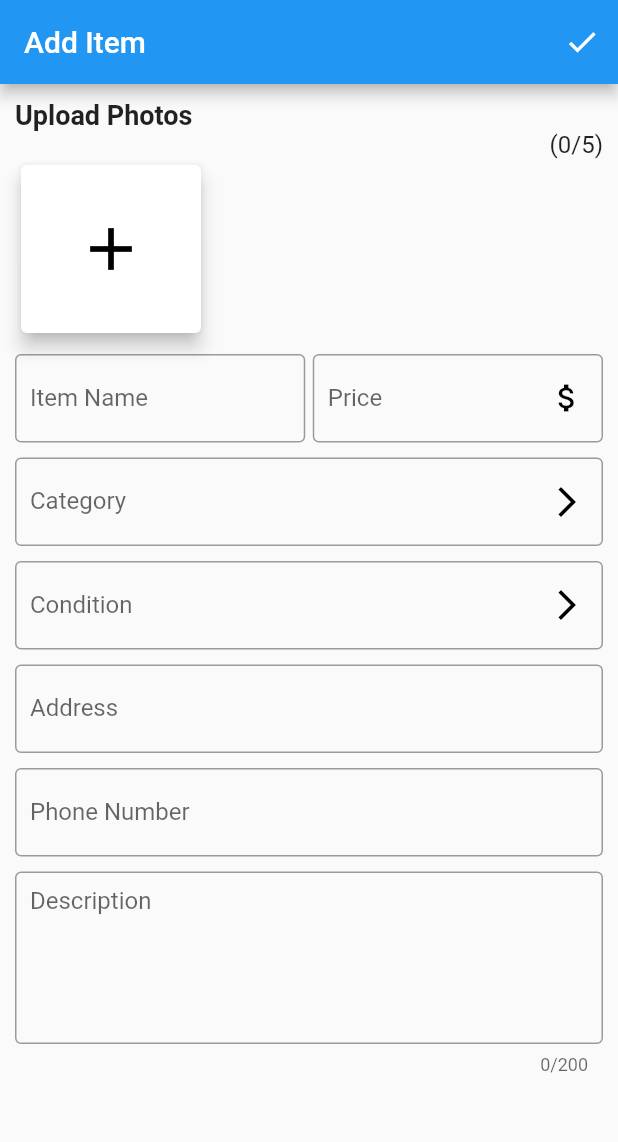
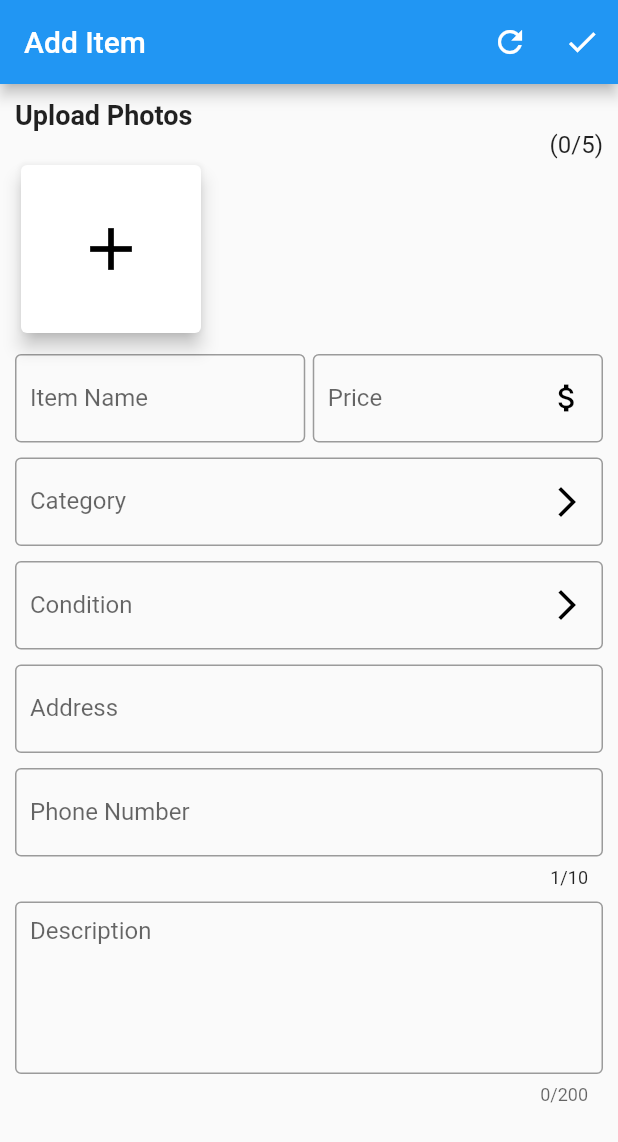
Before and after one commit to Atlas8981/mygoods_flutter, a Flutter app: the AddPage screen opened directly, on a phone screen of 412 x 824 dp. Shown: the top 1142 px of the screen. Run offline on Flutter 3.47's test engine with Material 2 defaults, Android fonts, the phone set to English and light mode, and no system bars; our stand-ins replace cached_network_image, carousel_slider, cloud_firestore, dots_indicator, firebase_auth, firebase_core and 5 more; accounts and stored records are empty; network calls fail.

Commit message:
minor change

```diff
--- a/lib/components/ClickableTextField.dart
+++ b/lib/components/ClickableTextField.dart
@@ -52,9 +52,6 @@ class _ClickableTextFieldState extends State<ClickableTextField> {
         labelText: widget.labelText,
         prefixText: widget.prefix,
         border: OutlineInputBorder(),
-        // enabledBorder: OutlineInputBorder(
-        //   borderSide: BorderSide(color: Colors.black, width: 1.5),
-        // ),
         prefixIcon: widget.prefixIcon,
         suffixIcon: widget.suffixIcon,
         counterStyle: TextStyle(fontSize: 12, height: 1),
--- a/lib/components/ItemForm.dart
+++ b/lib/components/ItemForm.dart
@@ -210,11 +210,11 @@ class _ItemFormState extends State<ItemForm> {
   buildAddImageRow(context, index) {
     final List<DualImage> tempImages = itemFormCon.tempImages.cast();
     if (index < tempImages.length) {
-      return Container(
-        padding: EdgeInsets.all(5),
-        child: Stack(children: [
+      return Stack(children: [
         Align(
           alignment: Alignment.center,
+          child: Container(
+            padding: EdgeInsets.all(5),
             child: Card(
               margin: EdgeInsets.all(0),
               elevation: 5,
@@ -232,12 +232,14 @@ class _ItemFormState extends State<ItemForm> {
               ),
             ),
           ),
+        ),
         //Delete Button
         Positioned(
           top: 5,
           right: 5,
           child: GestureDetector(
             onTap: () {
+              FocusScope.of(context).requestFocus(FocusNode());
               setState(() {
                 tempImages.removeAt(index);
               });
@@ -249,8 +251,7 @@ class _ItemFormState extends State<ItemForm> {
             ),
           ),
         ),
-        ]),
-      );
+      ]);
     } else {
       return Card(
         elevation: 5,
@@ -260,6 +261,7 @@ class _ItemFormState extends State<ItemForm> {
           padding: EdgeInsets.all(5),
           child: IconButton(
             onPressed: () {
+              FocusScope.of(context).requestFocus(FocusNode());
               _imageFromGallery(index);
             },
             icon: Icon(
@@ -410,6 +412,15 @@ class _ItemFormState extends State<ItemForm> {
                 controller: controller.phoneCon,
                 inputType: TextInputType.phone,
                 prefix: "0",
+                maxLength: 9,
+                buildCounter: (context,
+                    {required currentLength, required isFocused, maxLength}) {
+                  return Text(
+                    '${currentLength + 1}/${maxLength! + 1}',
+                    semanticsLabel: 'character count',
+                    style: TextStyle(fontSize: 12, height: 1),
+                  );
+                },
                 validator: (value) {
                   if (value == null || value.isEmpty) {
                     return "Field Empty";
@@ -459,6 +470,20 @@ class _ItemFormState extends State<ItemForm> {
       appBar: AppBar(
         title: widget.titleText,
         actions: [
+          GestureDetector(
+            onLongPress: () {
+              itemFormCon.clearData();
+            },
+            child: IconButton(
+              onPressed: () {
+                showToast("Long Press to Clear Data");
+              },
+              icon: Icon(
+                Icons.refresh,
+                color: Colors.white,
+              ),
+            ),
+          ),
           IconButton(
             onPressed: () {
               widget.onConfirm!();
@@ -467,7 +492,7 @@ class _ItemFormState extends State<ItemForm> {
               Icons.check,
               color: Colors.white,
             ),
-          )
+          ),
         ],
       ),
       body: Stack(
@@ -529,7 +554,8 @@ class _ItemFormState extends State<ItemForm> {
               ),
             ),
           ),
-          Obx(()=> Visibility(
+          Obx(
+            () => Visibility(
                 visible: itemFormCon.isVisible.value,
                 child: Center(
                   child: CircularProgressIndicator(),
--- a/lib/components/TypeTextField.dart
+++ b/lib/components/TypeTextField.dart
@@ -1,4 +1,5 @@
 import 'package:flutter/material.dart';
+import 'package:get/get.dart';
 
 class TypeTextField extends StatefulWidget {
   const TypeTextField({
@@ -13,6 +14,7 @@ class TypeTextField extends StatefulWidget {
     this.validator,
     this.obscureText,
     this.autoFillHints,
+    this.buildCounter,
   }) : super(key: key);
 
   final inputType;
@@ -25,6 +27,7 @@ class TypeTextField extends StatefulWidget {
   final String? Function(String? value)? validator;
   final bool? obscureText;
   final Iterable<String>? autoFillHints;
+  final InputCounterWidgetBuilder? buildCounter;
 
   @override
   _TypeTextFieldState createState() => _TypeTextFieldState();
@@ -42,6 +45,7 @@ class _TypeTextFieldState extends State<TypeTextField> {
         fontSize: 16,
         color: Colors.black,
       ),
+      buildCounter: widget.buildCounter,
       obscureText: widget.obscureText ?? false,
       keyboardType:
           widget.inputType == null ? TextInputType.name : widget.inputType,
@@ -54,11 +58,12 @@ class _TypeTextFieldState extends State<TypeTextField> {
           ),
           labelText: widget.labelText,
           prefixText: widget.prefix == null ? null : widget.prefix,
-          prefixStyle: TextStyle(fontSize: 16, letterSpacing: 1.5),
+          prefixStyle: TextStyle(fontSize: 16, letterSpacing: 2),
           border: OutlineInputBorder(),
           prefixIcon: widget.prefixIcon,
           suffixIcon: widget.suffixIcon,
-          counterStyle: TextStyle(fontSize: 12, height: 1)),
+          counterStyle: TextStyle(fontSize: 12, height: 1),
+      ),
       validator: widget.validator ??
           (value) {
             if (value != null && value.isEmpty) {
@@ -66,6 +71,9 @@ class _TypeTextFieldState extends State<TypeTextField> {
             }
             return null;
           },
+      onEditingComplete: () {
+        FocusScope.of(context).requestFocus(FocusNode());
+      },
     );
   }
 }
--- a/lib/controllers/BottomNavigationViewController.dart
+++ b/lib/controllers/BottomNavigationViewController.dart
@@ -1,4 +1,5 @@
 import 'package:firebase_auth/firebase_auth.dart';
+import 'package:flutter/material.dart';
 import 'package:get/get.dart';
 import 'package:mygoods_flutter/views/WelcomePage.dart';
 
--- a/lib/views/AddPage.dart
+++ b/lib/views/AddPage.dart
@@ -73,11 +73,16 @@ class _AddPageState extends State<AddPage> {
     });
   }
 
-  Future<void> uploadItemInformation() async {
+  void uploadItemInformation() async {
     itemFormController.isVisible.value = true;
     uploadFiles(itemFormController.getRawImageInFile()).then((images) {
       uploadData(images);
     });
+  }
+
+  @override
+  void initState() {
+    super.initState();
   }
 
   @override
```
Lines whose indentation alone changed are shown as unchanged.
